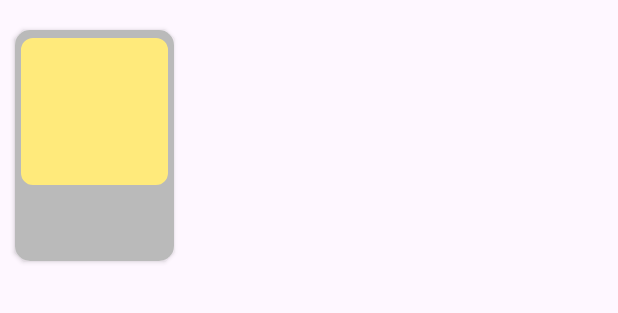
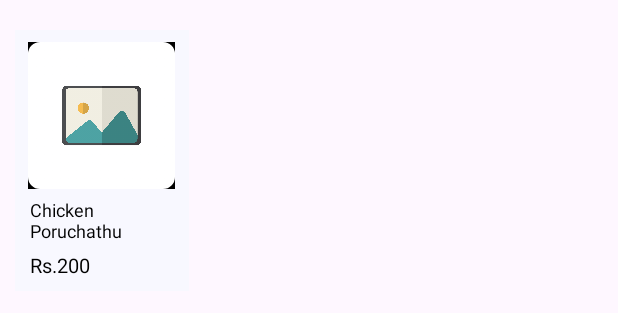
Before and after one commit to Sd023/Entrees, an Android app: the layout food_item_list.xml on its own in the app's theme, with its tools: preview values and no code run, on a phone screen of 412 x 824 dp. Shown: the top 313 px of the screen. Run offline under Robolectric (Android 15) with nearby library versions, the phone set to English and light mode, and no system bars.

Commit message:
Table View, Cart View,revamp. Bug fixes

```diff
--- a/app/src/main/java/com/sdapps/entres/main/home/orderhistory/OrderHistoryAdapter.kt
+++ b/app/src/main/java/com/sdapps/entres/main/home/orderhistory/OrderHistoryAdapter.kt
@@ -36,10 +36,9 @@ class OrderHistoryAdapter(private var data: ArrayList<OrderHistoryBO>) :
         holder.tableId.text  = data[position].tableName
         holder.totalItems.text = StringBuilder().append("Total Items: ").append(data[position].totalItems).toString()
         holder.totalPrice.text = StringBuilder().append("Total Price: ").append(data[position].totalPrice).toString()
-        //holder.status.text = StringBuilder().append("Status: ").append(data[position].status).toString()
 
         holder.cardView.setOnClickListener {
-           listener?.loadOrderDetail(data[position].orderID!!)
+           //listener?.loadOrderDetail(data[position].orderID!!)
         }
     }
 
--- a/app/src/main/java/com/sdapps/entres/main/home/orderhistory/OrderHistoryFragment.kt
+++ b/app/src/main/java/com/sdapps/entres/main/home/orderhistory/OrderHistoryFragment.kt
@@ -25,7 +25,6 @@ class OrderHistoryFragment : Fragment(), Listener {
 
 
     companion object {
-
         fun initializeOrderHistoryView(): OrderHistoryFragment{
             val fragment = OrderHistoryFragment()
             return fragment
@@ -65,13 +64,13 @@ class OrderHistoryFragment : Fragment(), Listener {
     }
 
     override fun loadOrderDetail(ordID: String) {
-        //viewModel.getOrderDetail(orderId = ordID)
         binding.recyclerView.visibility = View.GONE
         binding.container.visibility= View.VISIBLE
 
         val detailsFragment = OrderDetailsFragment.newInstance(ordID)
         val transaction = childFragmentManager.beginTransaction()
         transaction.replace(R.id.container,detailsFragment)
+        transaction.addToBackStack("")
         transaction.commit()
 
     }
--- a/app/src/main/java/com/sdapps/entres/main/home/orderhistory/orderdetails/OrderDetailsFragment.kt
+++ b/app/src/main/java/com/sdapps/entres/main/home/orderhistory/orderdetails/OrderDetailsFragment.kt
@@ -8,7 +8,9 @@ import android.view.ViewGroup
 import androidx.appcompat.app.AppCompatDelegate
 import androidx.lifecycle.ViewModelProvider
 import androidx.recyclerview.widget.LinearLayoutManager
+import com.sdapps.entres.R
 import com.sdapps.entres.databinding.FragmentOrderDetailsBinding
+import com.sdapps.entres.main.home.orderhistory.OrderHistoryFragment
 import com.sdapps.entres.main.home.orderhistory.vm.VM
 import java.lang.StringBuilder
 
@@ -45,7 +47,7 @@ class OrderDetailsFragment : Fragment() {
         binding.ordId.text = orderId
         binding.totalOrderValue.text = StringBuilder().append("Total Value: Rs. ").append(vm.getTotalNetValue()).toString()
         binding.backBtn.setOnClickListener {
-            requireActivity().onBackPressed()
+          requireActivity().finish()
         }
         vm.orderDetailList.observe(viewLifecycleOwner){ data ->
             val adapter = OrderDetailsAdapter(data)
--- a/app/src/main/java/com/sdapps/entres/main/home/tableview/tableFrag/presenter/TableViewManager.kt
+++ b/app/src/main/java/com/sdapps/entres/main/home/tableview/tableFrag/presenter/TableViewManager.kt
@@ -7,7 +7,8 @@ interface TableViewManager {
     interface View {
         fun showDialog(position: Int, tableName: String)
         fun setupView(list: ArrayList<Int>, map: HashMap<Int, String>)
-
+        fun showLoading()
+        fun hideLoading()
         fun showAlertDialog(msg: String)
     }
 
--- a/app/src/main/res/layout/drawer_items.xml
+++ b/app/src/main/res/layout/drawer_items.xml
@@ -56,9 +56,10 @@
                 android:layout_height="30dp"
                 android:layout_gravity="center"
                 android:clickable="true"
+                android:contentDescription="@string/remove_item"
                 android:focusable="true"
                 android:layout_marginEnd="10dp"
-                android:src="@drawable/cart_bin" />
+               />
 
             <TextView
                 android:id="@+id/cartCount"
--- a/app/src/main/res/layout/food_item_list.xml
+++ b/app/src/main/res/layout/food_item_list.xml
@@ -1,31 +1,32 @@
 <?xml version="1.0" encoding="utf-8"?>
 <androidx.cardview.widget.CardView
     xmlns:android="http://schemas.android.com/apk/res/android"
-    android:layout_width="106dp"
-    android:layout_height="154dp"
+    android:layout_width="116dp"
+    android:layout_height="174dp"
     android:layout_marginTop="20dp"
     android:layout_marginStart="10dp"
-    android:layout_marginEnd="10dp"
+    android:layout_marginEnd="20dp"
     android:layout_marginBottom="10dp"
     xmlns:app="http://schemas.android.com/apk/res-auto"
-    app:cardCornerRadius="10dp"
+    app:cardCornerRadius="5dp"
     android:elevation="8dp">
 
     <RelativeLayout
         android:id="@+id/foodCardView"
         android:layout_width="match_parent"
         android:layout_height="match_parent"
-        android:background="@color/empty_table">
+        android:background="@color/GhostWhite">
 
         <com.google.android.material.imageview.ShapeableImageView
             android:id="@+id/foodImg"
             android:layout_width="98dp"
             android:layout_height="98dp"
-            android:src="@color/primary_light"
+            android:src="@drawable/placeholder"
+            android:scaleType="centerCrop"
             android:layout_centerHorizontal="true"
             app:shapeAppearanceOverlay="@style/ShapeAppearance.Material3.Corner.Small"
             android:layout_alignParentTop="true"
-            android:layout_marginTop="5dp"/>
+            android:layout_marginTop="8dp"/>
 
         <TextView
             android:id="@+id/foodName"
@@ -33,12 +34,12 @@
             android:layout_height="wrap_content"
             android:layout_below="@id/foodImg"
             android:layout_alignParentStart="true"
-            android:layout_marginStart="8dp"
-            android:layout_marginTop="2dp"
+            android:layout_marginStart="10dp"
+            android:layout_marginTop="5dp"
             android:ems="8"
             android:maxLines="2"
-            android:text=""
-            android:textColor="@android:color/white"
+            android:text="Chicken Poruchathu"
+            android:textColor="@android:color/black"
             android:textSize="12sp" />
 
         <TextView
@@ -47,11 +48,11 @@
             android:layout_height="wrap_content"
             android:layout_below="@id/foodName"
             android:layout_alignParentStart="true"
-            android:layout_marginStart="8dp"
-            android:layout_alignParentBottom="true"
-            android:text=""
-            android:textColor="@android:color/white"
-            android:textSize="15sp" />
+            android:layout_marginStart="10dp"
+            android:layout_marginTop="5dp"
+            android:text="Rs.200"
+            android:textColor="@android:color/black"
+            android:textSize="13sp" />
 
 
     </RelativeLayout>
--- a/app/src/main/res/values/strings.xml
+++ b/app/src/main/res/values/strings.xml
@@ -39,4 +39,5 @@
     <string name="dark">Dark</string>
     <string name="app_theme">App Theme</string>
     <string name="no_orders">No Orders!</string>
+    <string name="remove_item">remove_item</string>
 </resources>
```
Also changed, not shown: app/src/main/java/com/sdapps/entres/main/food/BaseFoodFragment.kt (+3 -4 lines), app/src/main/java/com/sdapps/entres/main/food/FoodAdapter.kt (+5 -7 lines), app/src/main/java/com/sdapps/entres/main/food/main/view/CartDrawerAdapter.kt (+9 -2 lines), app/src/main/java/com/sdapps/entres/main/food/main/view/CartDrawerFragment.kt (+6 -1 lines), app/src/main/java/com/sdapps/entres/main/food/main/vm/CartViewModel.kt (+7 -0 lines), app/src/main/java/com/sdapps/entres/main/home/tableview/tableFrag/presenter/TableViewPresenter.kt (+1 -107 lines), app/src/main/java/com/sdapps/entres/main/home/tableview/tableFrag/view/TableViewFragment.kt (+18 -0 lines), app/src/main/res/layout/activity_food_list.xml (+40 -49 lines), app/src/main/res/layout/drawer_content_main.xml (+25 -23 lines), app/src/main/res/layout/fragment_base_food.xml (+0 -31 lines), app/src/main/res/layout/fragment_order_details.xml (+8 -1 lines), app/src/main/res/values/themes.xml (+9 -0 lines).
